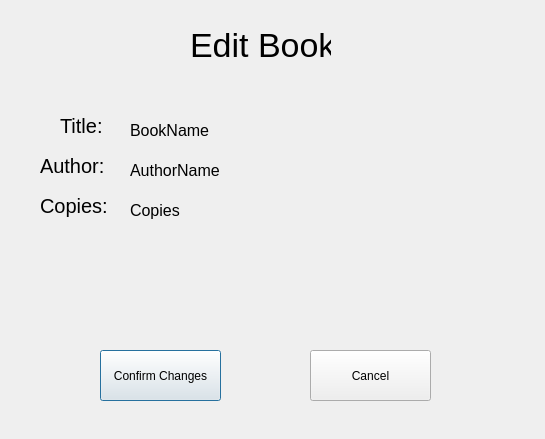
This is NewWindowChur/admineditbook.ui in jandrealyn/LibraryQtSystem as Qt 5 draws it before an edit. The edited form follows.
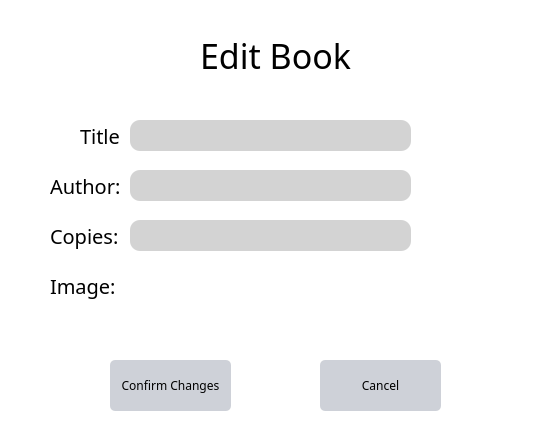
This is the edited form.

Commit message:
Edit book admin
Added some working functions to the edit button book in admin

Patch:
```diff
--- a/NewWindowChur/admineditbook.ui
+++ b/NewWindowChur/admineditbook.ui
@@ -13,38 +13,110 @@
   <property name="windowTitle">
    <string>Dialog</string>
   </property>
-  <widget class="QPushButton" name="pushButton_2">
+  <widget class="QFrame" name="gridFrame_2">
    <property name="geometry">
     <rect>
-     <x>100</x>
-     <y>350</y>
-     <width>121</width>
-     <height>51</height>
+     <x>0</x>
+     <y>0</y>
+     <width>551</width>
+     <height>441</height>
     </rect>
    </property>
+   <property name="styleSheet">
+    <string notr="true">*{
+background: rgb(255, 255, 255);
+fontsize: 15px;
+font-family: Century Gothic, sans-serif;
+}
+
+QFrame{
+border: solid 10px rgba(0, 0, 0);
+}
+
+QLineEdit{
+color: #8d98a1;
+background-color: #d3d3d3;
+font-size: 18px;
+border-style: outset;
+border-radius: 10px;
+}
+QPushButton{
+background: #ced1d8;
+border-style: outset;
+border-radius: 5px;
+}
+QPushButton:pressed{
+background-color: rgb(224, 0, 0);
+border-style: inset;
+}
+</string>
+   </property>
+   <widget class="QPushButton" name="back">
+    <property name="geometry">
+     <rect>
+      <x>640</x>
+      <y>40</y>
+      <width>111</width>
+      <height>41</height>
+     </rect>
+    </property>
+    <property name="styleSheet">
+     <string notr="true">background-color: rgb(255, 255, 255);
+
+border-width: 1px;
+
+border-color: black;
+
+border-radius: 10px;
+
+border-style: outset;
+
+font: 14px;
+
+padding:2px;</string>
+    </property>
    <property name="text">
-    <string>Confirm Changes</string>
-   </property>
-  </widget>
-  <widget class="QPushButton" name="pushButton_3">
+     <string>Back</string>
+    </property>
+   </widget>
+   <widget class="QLabel" name="label_2">
    <property name="geometry">
     <rect>
-     <x>310</x>
-     <y>350</y>
-     <width>121</width>
-     <height>51</height>
-    </rect>
-   </property>
+      <x>80</x>
+      <y>120</y>
+      <width>41</width>
+      <height>31</height>
+     </rect>
+    </property>
+    <property name="styleSheet">
+     <string notr="true">font-size: 20px</string>
+    </property>
    <property name="text">
-    <string>Cancel</string>
+     <string>Title:</string>
+    </property>
+   </widget>
+   <widget class="QLabel" name="label_4">
+    <property name="geometry">
+     <rect>
+      <x>50</x>
+      <y>220</y>
+      <width>91</width>
+      <height>31</height>
+     </rect>
+    </property>
+    <property name="styleSheet">
+     <string notr="true">font-size: 20px</string>
+    </property>
+    <property name="text">
+     <string>Copies:</string>
    </property>
   </widget>
   <widget class="QLabel" name="label">
    <property name="geometry">
     <rect>
-     <x>190</x>
-     <y>20</y>
-     <width>141</width>
+      <x>200</x>
+      <y>30</y>
+      <width>151</width>
      <height>51</height>
     </rect>
    </property>
@@ -55,27 +127,24 @@
     <string>Edit Book</string>
    </property>
   </widget>
-  <widget class="QLabel" name="label_2">
+   <widget class="QPushButton" name="canceledit">
    <property name="geometry">
     <rect>
-     <x>60</x>
-     <y>110</y>
-     <width>51</width>
-     <height>31</height>
-    </rect>
-   </property>
-   <property name="styleSheet">
-    <string notr="true">font-size: 20px</string>
-   </property>
+      <x>320</x>
+      <y>360</y>
+      <width>121</width>
+      <height>51</height>
+     </rect>
+    </property>
    <property name="text">
-    <string>Title:</string>
+     <string>Cancel</string>
    </property>
   </widget>
   <widget class="QLabel" name="label_3">
    <property name="geometry">
     <rect>
-     <x>40</x>
-     <y>150</y>
+      <x>50</x>
+      <y>170</y>
      <width>91</width>
      <height>31</height>
     </rect>
@@ -87,12 +156,25 @@
     <string>Author:</string>
    </property>
   </widget>
-  <widget class="QLabel" name="label_4">
+   <widget class="QPushButton" name="confimedit">
    <property name="geometry">
     <rect>
-     <x>40</x>
-     <y>190</y>
-     <width>91</width>
+      <x>110</x>
+      <y>360</y>
+      <width>121</width>
+      <height>51</height>
+     </rect>
+    </property>
+    <property name="text">
+     <string>Confirm Changes</string>
+    </property>
+   </widget>
+   <widget class="QLabel" name="label_5">
+    <property name="geometry">
+     <rect>
+      <x>50</x>
+      <y>270</y>
+      <width>71</width>
      <height>31</height>
     </rect>
    </property>
@@ -100,62 +182,39 @@
     <string notr="true">font-size: 20px</string>
    </property>
    <property name="text">
-    <string>Copies:</string>
-   </property>
-  </widget>
-  <widget class="QLabel" name="book_name_label">
+     <string>Image:</string>
+    </property>
+   </widget>
+   <widget class="QLineEdit" name="book_name_label">
    <property name="geometry">
     <rect>
      <x>130</x>
      <y>120</y>
-     <width>351</width>
-     <height>21</height>
-    </rect>
-   </property>
-   <property name="font">
-    <font>
-     <pointsize>12</pointsize>
-    </font>
-   </property>
-   <property name="text">
-    <string>BookName</string>
-   </property>
-  </widget>
-  <widget class="QLabel" name="book_author_label">
+      <width>281</width>
+      <height>31</height>
+     </rect>
+    </property>
+   </widget>
+   <widget class="QLineEdit" name="book_author_label">
    <property name="geometry">
     <rect>
      <x>130</x>
-     <y>160</y>
-     <width>351</width>
-     <height>21</height>
-    </rect>
-   </property>
-   <property name="font">
-    <font>
-     <pointsize>12</pointsize>
-    </font>
-   </property>
-   <property name="text">
-    <string>AuthorName</string>
-   </property>
-  </widget>
-  <widget class="QLabel" name="book_copies_label">
+      <y>170</y>
+      <width>281</width>
+      <height>31</height>
+     </rect>
+    </property>
+   </widget>
+   <widget class="QLineEdit" name="book_copies_label">
    <property name="geometry">
     <rect>
      <x>130</x>
-     <y>200</y>
-     <width>351</width>
-     <height>21</height>
-    </rect>
-   </property>
-   <property name="font">
-    <font>
-     <pointsize>12</pointsize>
-    </font>
-   </property>
-   <property name="text">
-    <string>Copies</string>
-   </property>
+      <y>220</y>
+      <width>281</width>
+      <height>31</height>
+     </rect>
+    </property>
+   </widget>
   </widget>
  </widget>
  <resources/>
```
Lines whose indentation alone changed are shown as unchanged. The commit also changes 5 other files.
